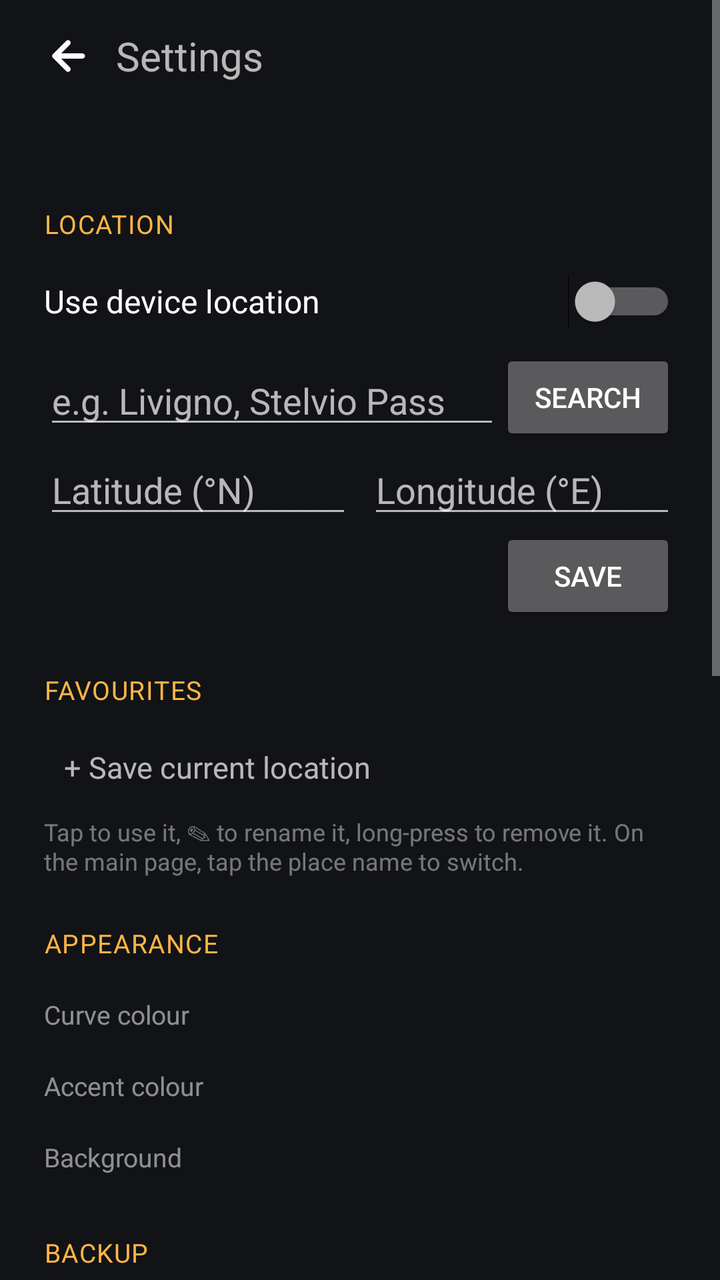
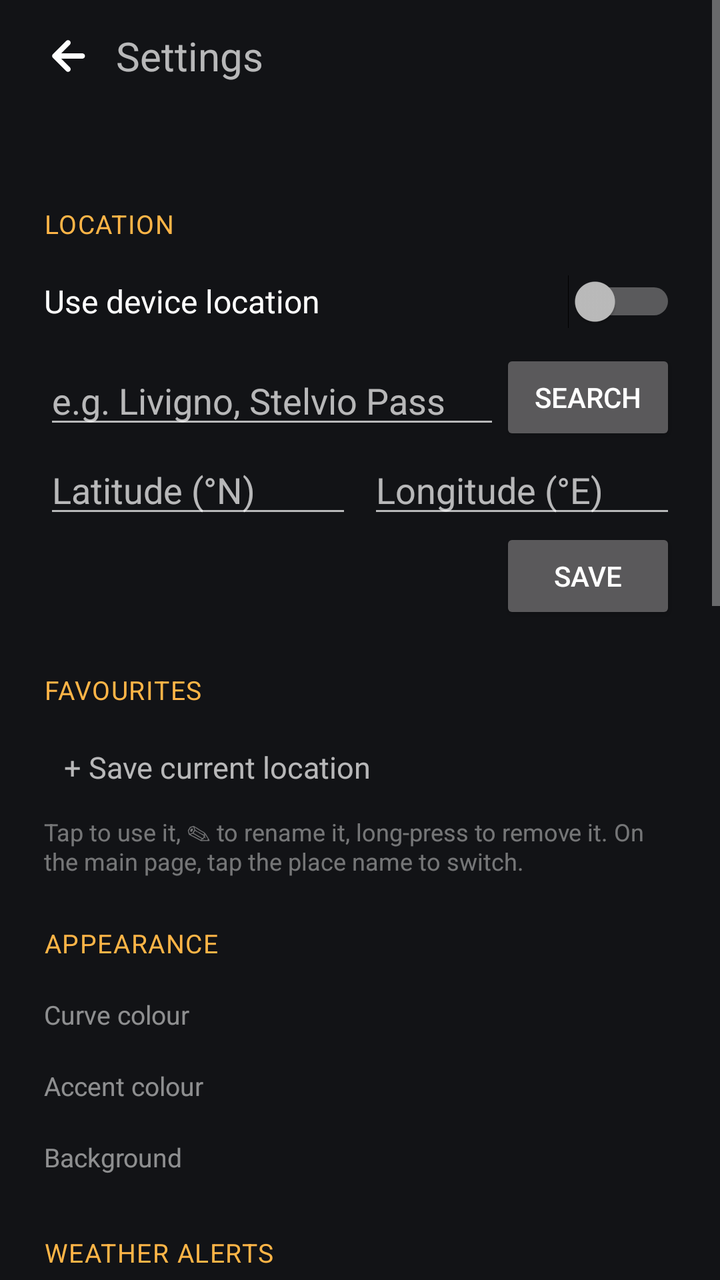

An Android layout rendered at two revisions. The XML below is the earlier revision; the diff shows what the commit changed to produce the second picture.
<!-- AndroidManifest.xml: application theme Theme.SunW -->
<!-- res/layout/activity_settings.xml -->
<?xml version="1.0" encoding="utf-8"?>
<ScrollView xmlns:android="http://schemas.android.com/apk/res/android"
    android:layout_width="match_parent"
    android:layout_height="match_parent"
    android:fitsSystemWindows="true">

    <LinearLayout
        android:layout_width="match_parent"
        android:layout_height="wrap_content"
        android:orientation="vertical"
        android:paddingHorizontal="22dp"
        android:paddingBottom="28dp">

        <TextView
            android:id="@+id/back"
            android:layout_width="wrap_content"
            android:layout_height="56dp"
            android:background="?android:attr/selectableItemBackground"
            android:drawableStart="@drawable/ic_arrow_back"
            android:drawablePadding="12dp"
            android:drawableTint="?android:attr/textColorPrimary"
            android:gravity="center_vertical"
            android:paddingEnd="10dp"
            android:text="@string/settings_title"
            android:textSize="20sp" />

        <TextView
            android:id="@+id/summary"
            android:layout_width="wrap_content"
            android:layout_height="wrap_content"
            android:layout_marginBottom="4dp"
            android:alpha="0.8"
            android:lineSpacingExtra="3dp"
            android:textSize="14sp" />

        
        <TextView
            style="@style/SectionHeader"
            android:text="@string/section_position" />

        <Switch
            android:id="@+id/auto_location"
            android:layout_width="match_parent"
            android:layout_height="wrap_content"
            android:minHeight="48dp"
            android:text="@string/auto_location"
            android:textSize="16sp" />

        <LinearLayout
            android:layout_width="match_parent"
            android:layout_height="wrap_content"
            android:gravity="center_vertical"
            android:orientation="horizontal">

            <EditText
                android:id="@+id/search_query"
                android:layout_width="0dp"
                android:layout_height="wrap_content"
                android:layout_weight="1"
                android:hint="@string/search_hint"
                android:imeOptions="actionSearch"
                android:importantForAutofill="no"
                android:inputType="textCapWords"
                android:maxLines="1" />

            <Button
                android:id="@+id/search"
                android:layout_width="wrap_content"
                android:layout_height="wrap_content"
                android:text="@string/search" />
        </LinearLayout>

        <LinearLayout
            android:layout_width="match_parent"
            android:layout_height="wrap_content"
            android:orientation="horizontal">

            <EditText
                android:id="@+id/latitude"
                android:layout_width="0dp"
                android:layout_height="wrap_content"
                android:layout_marginEnd="8dp"
                android:layout_weight="1"
                android:hint="@string/latitude"
                android:importantForAutofill="no"
                android:inputType="numberSigned|numberDecimal" />

            <EditText
                android:id="@+id/longitude"
                android:layout_width="0dp"
                android:layout_height="wrap_content"
                android:layout_weight="1"
                android:hint="@string/longitude"
                android:importantForAutofill="no"
                android:inputType="numberSigned|numberDecimal" />
        </LinearLayout>

        <Button
            android:id="@+id/save"
            android:layout_width="wrap_content"
            android:layout_height="wrap_content"
            android:layout_gravity="end"
            android:text="@string/save" />

        
        <TextView
            style="@style/SectionHeader"
            android:text="@string/section_favorites" />

        <LinearLayout
            android:id="@+id/favorites"
            android:layout_width="match_parent"
            android:layout_height="wrap_content"
            android:orientation="vertical" />

        <TextView
            android:id="@+id/add_favorite"
            android:layout_width="wrap_content"
            android:layout_height="48dp"
            android:background="?android:attr/selectableItemBackground"
            android:gravity="center_vertical"
            android:paddingHorizontal="10dp"
            android:text="@string/add_favorite"
            android:textSize="15sp" />

        <TextView
            android:layout_width="wrap_content"
            android:layout_height="wrap_content"
            android:alpha="0.6"
            android:text="@string/favorites_hint"
            android:textSize="12sp" />

        
        <TextView
            style="@style/SectionHeader"
            android:text="@string/section_appearance" />

        <TextView
            style="@style/SubHeader"
            android:text="@string/curve_color" />

        <RadioGroup
            android:id="@+id/curve_styles"
            android:layout_width="match_parent"
            android:layout_height="wrap_content" />

        <TextView
            style="@style/SubHeader"
            android:text="@string/accent_color" />

        <HorizontalScrollView
            android:layout_width="match_parent"
            android:layout_height="wrap_content"
            android:scrollbars="none">

            <LinearLayout
                android:id="@+id/accents"
                android:layout_width="wrap_content"
                android:layout_height="wrap_content"
                android:orientation="horizontal" />
        </HorizontalScrollView>

        <TextView
            style="@style/SubHeader"
            android:text="@string/background" />

        <HorizontalScrollView
            android:layout_width="match_parent"
            android:layout_height="wrap_content"
            android:scrollbars="none">

            <LinearLayout
                android:id="@+id/themes"
                android:layout_width="wrap_content"
                android:layout_height="wrap_content"
                android:orientation="horizontal" />
        </HorizontalScrollView>

        
        <TextView
            style="@style/SectionHeader"
            android:text="@string/section_backup" />

        <LinearLayout
            android:layout_width="match_parent"
            android:layout_height="wrap_content"
            android:orientation="horizontal">

            <Button
                android:id="@+id/export_settings"
                android:layout_width="0dp"
                android:layout_height="wrap_content"
                android:layout_marginEnd="8dp"
                android:layout_weight="1"
                android:text="@string/export_settings" />

            <Button
                android:id="@+id/import_settings"
                android:layout_width="0dp"
                android:layout_height="wrap_content"
                android:layout_weight="1"
                android:text="@string/import_settings" />
        </LinearLayout>

        <TextView
            android:layout_width="wrap_content"
            android:layout_height="wrap_content"
            android:alpha="0.6"
            android:text="@string/backup_hint"
            android:textSize="12sp" />

        
        <TextView
            style="@style/SectionHeader"
            android:text="@string/section_about" />

        <TextView
            android:id="@+id/build_info"
            android:layout_width="wrap_content"
            android:layout_height="wrap_content"
            android:lineSpacingExtra="3dp"
            android:textIsSelectable="true"
            android:textSize="14sp" />

        <TextView
            style="@style/SubHeader"
            android:text="@string/data_sources" />

        <TextView
            android:layout_width="wrap_content"
            android:layout_height="wrap_content"
            android:alpha="0.8"
            android:lineSpacingExtra="4dp"
            android:text="@string/sources"
            android:textSize="13sp" />

        <TextView
            android:layout_width="wrap_content"
            android:layout_height="wrap_content"
            android:layout_marginTop="16dp"
            android:alpha="0.6"
            android:text="@string/about"
            android:textSize="12sp" />
    </LinearLayout>
</ScrollView>
<!-- resources referenced by this layout -->
<resources>
  <string name="about">Computed on the device with NOAA solar equations. Place search and weather (MeteoBlue) need a connection. Tap the widget to open this screen.</string>
  <string name="accent_color">Accent colour</string>
  <string name="add_favorite">+ Save current location</string>
  <string name="auto_location">Use device location</string>
  <string name="background">Background</string>
  <string name="backup_hint">Save place, favourites and appearance to a file (e.g. on Drive or in Downloads) and restore them after a reinstall or on another phone.</string>
  <string name="curve_color">Curve colour</string>
  <string name="data_sources">Data sources</string>
  <string name="export_settings">Export settings</string>
  <string name="favorites_hint">Tap to use it, ✎ to rename it, long-press to remove it. On the main page, tap the place name to switch.</string>
  <string name="import_settings">Import settings</string>
  <string name="latitude">Latitude (°N)</string>
  <string name="longitude">Longitude (°E)</string>
  <string name="save">Save</string>
  <string name="search">Search</string>
  <string name="search_hint">e.g. Livigno, Stelvio Pass</string>
  <string name="section_about">About</string>
  <string name="section_appearance">Appearance</string>
  <string name="section_backup">Backup</string>
  <string name="section_favorites">Favourites</string>
  <string name="section_position">Location</string>
  <string name="settings_title">Settings</string>
  <string name="sources">• Sun: NOAA Solar Calculator equations (J. Meeus, “Astronomical Algorithms”), computed on the phone.\n• Moon: Paul Schlyter\'s algorithm (“How to compute planetary positions”), computed on the phone and checked against PyEphem.\n• Weather: meteoblue AG (basic-1h / basic-day package). Weather data © meteoblue.\n• Place search: Android geocoding service (Google).\n• Weather icons: Material Symbols by Google, Apache License 2.0.\n• Radar and rain map: Windy.com embedded map (shown as provided by Windy, logo included).\n• Weather alerts (Italy): Italian Civil Protection Department, national criticality bulletin and alert zones, CC BY 4.0.</string>
  <style name="SubHeader">
          <item name="android:layout_width">wrap_content</item>
          <item name="android:layout_height">wrap_content</item>
          <item name="android:layout_marginTop">12dp</item>
          <item name="android:layout_marginBottom">6dp</item>
          <item name="android:alpha">0.75</item>
          <item name="android:textSize">13sp</item>
      </style>
  <style name="Theme.SunW" parent="android:Theme.Material.NoActionBar">
          <item name="android:colorAccent">#FFB547</item>
          <item name="android:windowBackground">@color/page_background</item>
          <item name="android:windowAnimationStyle">@style/PageTransitions</item>
      </style>
  <color name="page_background">#121316</color>
  <style name="PageTransitions" parent="@android:style/Animation.Activity">
          <item name="android:activityOpenEnterAnimation">@anim/page_open_enter</item>
          <item name="android:activityOpenExitAnimation">@anim/page_open_exit</item>
          <item name="android:activityCloseEnterAnimation">@anim/page_close_enter</item>
          <item name="android:activityCloseExitAnimation">@anim/page_close_exit</item>
      </style>
  <!-- unchanged entries left out for length: 2 -->
</resources>

<!-- the commit's change to res/layout/activity_settings.xml (unified diff, before → after) -->
@@ -179,6 +179,26 @@
         
         <TextView
             style="@style/SectionHeader"
+            android:text="@string/section_alerts" />
+
+        <Switch
+            android:id="@+id/alert_notifications"
+            android:layout_width="match_parent"
+            android:layout_height="wrap_content"
+            android:minHeight="48dp"
+            android:text="@string/alert_notifications"
+            android:textSize="16sp" />
+
+        <TextView
+            android:layout_width="wrap_content"
+            android:layout_height="wrap_content"
+            android:alpha="0.6"
+            android:text="@string/alert_notifications_hint"
+            android:textSize="12sp" />
+
+        
+        <TextView
+            style="@style/SectionHeader"
             android:text="@string/section_backup" />
 
         <LinearLayout
<!-- resource entries referenced after the edit -->
@@ -3,9 +3,11 @@
   <string name="about">Computed on the device with NOAA solar equations. Place search and weather (MeteoBlue) need a connection. Tap the widget to open this screen.</string>
   <string name="accent_color">Accent colour</string>
   <string name="add_favorite">+ Save current location</string>
+  <string name="alert_notifications">Notify yellow, orange and red alerts</string>
+  <string name="alert_notifications_hint">Italy only: the Civil Protection bulletin for the alert zone of the place in use, checked about every hour, also with the app closed. One notification per day and level.</string>
   <string name="auto_location">Use device location</string>
   <string name="background">Background</string>
-  <string name="backup_hint">Save place, favourites and appearance to a file (e.g. on Drive or in Downloads) and restore them after a reinstall or on another phone.</string>
+  <string name="backup_hint">Save place, favourites, appearance and alert notifications to a file (e.g. on Drive or in Downloads) and restore them after a reinstall or on another phone.</string>
   <string name="curve_color">Curve colour</string>
   <string name="data_sources">Data sources</string>
   <string name="export_settings">Export settings</string>
@@ -17,6 +19,7 @@
   <string name="search">Search</string>
   <string name="search_hint">e.g. Livigno, Stelvio Pass</string>
   <string name="section_about">About</string>
+  <string name="section_alerts">Weather alerts</string>
   <string name="section_appearance">Appearance</string>
   <string name="section_backup">Backup</string>
   <string name="section_favorites">Favourites</string>
